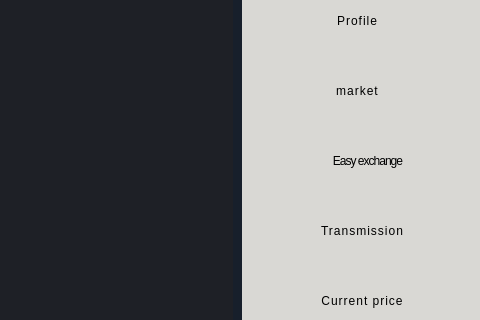
Above: clients/walldetails.ui from Abbas2026/Exchange before the change; both pictures show x 798 to 1278 and y 350 to 670 of the 1278 by 904 pixel window. Below: the same form after it.
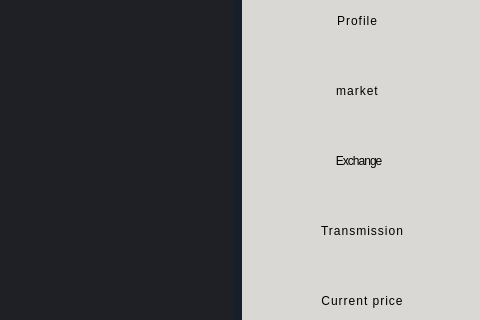
That is the form after the change. Icons and pictures are not drawn.

Commit message: [CLIENT][SERRVER][EXCHANGE] Complete implementation of the exchange section, including design and communication with the server.

```diff
--- a/clients/walldetails.ui
+++ b/clients/walldetails.ui
@@ -673,28 +673,6 @@
      <set>Qt::AlignmentFlag::AlignCenter</set>
     </property>
    </widget>
-   <widget class="QPushButton" name="easyexchange_btn">
-    <property name="geometry">
-     <rect>
-      <x>20</x>
-      <y>490</y>
-      <width>211</width>
-      <height>41</height>
-     </rect>
-    </property>
-    <property name="cursor">
-     <cursorShape>PointingHandCursor</cursorShape>
-    </property>
-    <property name="styleSheet">
-     <string notr="true">border:none;
-color: rgb(0, 0, 0);
-font: 28pt &quot;Bangers&quot;;
-letter-spacing: -1px;</string>
-    </property>
-    <property name="text">
-     <string>Easy exchange</string>
-    </property>
-   </widget>
    <widget class="QPushButton" name="Profile_btn">
     <property name="geometry">
      <rect>
@@ -805,6 +783,28 @@
      <string> withdrawal</string>
     </property>
    </widget>
+   <widget class="QPushButton" name="easyexchange_btn">
+    <property name="geometry">
+     <rect>
+      <x>40</x>
+      <y>490</y>
+      <width>151</width>
+      <height>41</height>
+     </rect>
+    </property>
+    <property name="cursor">
+     <cursorShape>PointingHandCursor</cursorShape>
+    </property>
+    <property name="styleSheet">
+     <string notr="true">border:none;
+color: rgb(0, 0, 0);
+font: 28pt &quot;Bangers&quot;;
+letter-spacing: -1px;</string>
+    </property>
+    <property name="text">
+     <string> Exchange</string>
+    </property>
+   </widget>
   </widget>
  </widget>
  <resources/>
```
The commit also changes 85 other files.
